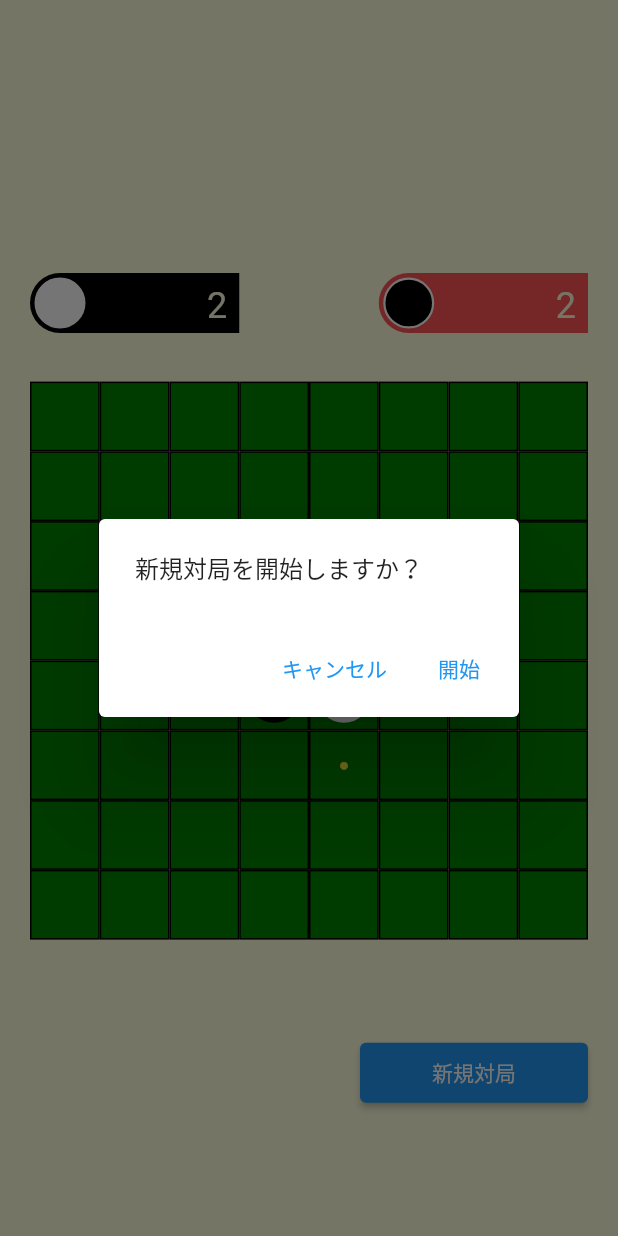
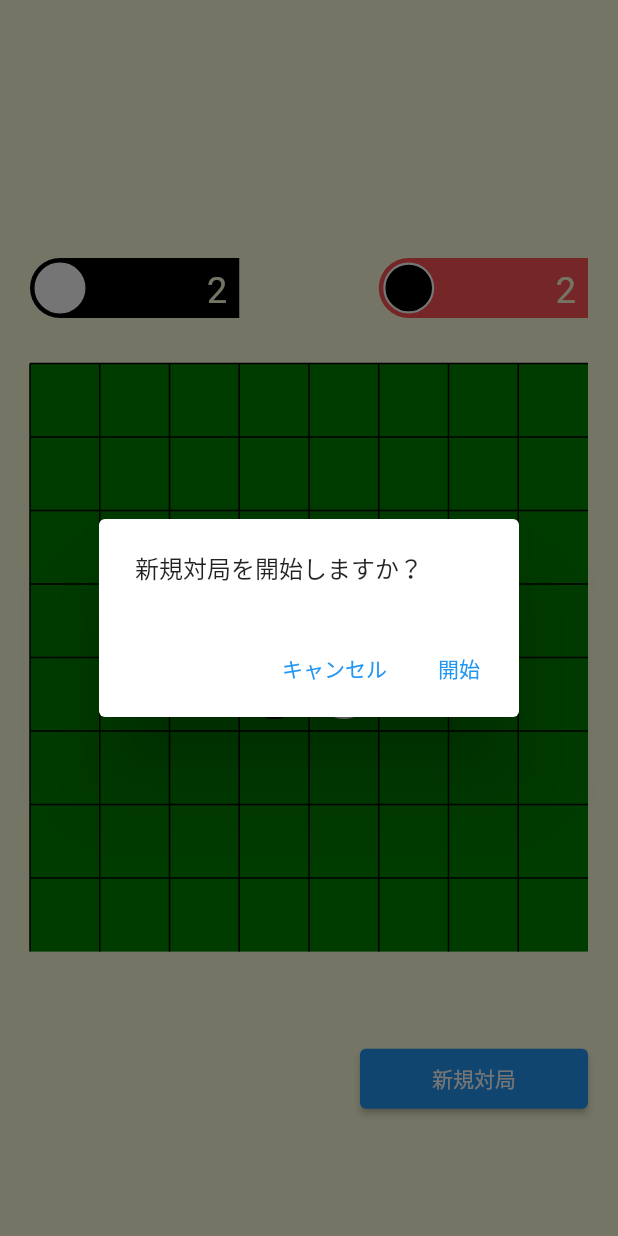
Before and after one commit to YukiMaitani/othello, a Flutter app: the screen it shows after launch, after a tap on "新規対局", on a phone screen of 412 x 824 dp. Run offline on Flutter 3.47's test engine with Material 2 defaults, Android fonts, the phone set to English and light mode, and no system bars; our stand-ins replace adaptive_dialog, freezed_annotation, hooks_riverpod.

Commit message:
Canvasを使って盤を描画

```diff
--- /dev/null
+++ b/lib/pages/game/board_painter.dart
@@ -0,0 +1,59 @@
+import 'package:flutter/cupertino.dart';
+import 'package:flutter/material.dart';
+
+import '../../foundation/enum.dart';
+import '../../model/disk.dart';
+
+class BoardPainter extends CustomPainter {
+  BoardPainter(this.disks);
+
+  final List<Disk> disks;
+
+  @override
+  void paint(Canvas canvas, Size size) {
+    final squareWidth = size.width / 8;
+    final squareHeight = size.height / 8;
+    final diskRadius = squareWidth - 30;
+    final pathPaint = Paint()
+      ..color = Colors.black
+      ..strokeWidth = 1
+      ..style = PaintingStyle.stroke;
+
+    for (var i = 0; i < 8; i++) {
+      final rowPath = Path()
+        ..moveTo(squareWidth * i, 0)
+        ..lineTo(squareWidth * i, squareHeight * 8);
+      final columnPath = Path()
+        ..moveTo(0, squareHeight * i)
+        ..lineTo(squareWidth * 8, squareHeight * i);
+      canvas.drawPath(rowPath, pathPaint);
+      canvas.drawPath(columnPath, pathPaint);
+    }
+
+    for (final disk in disks) {
+      switch (disk.diskType) {
+        case DiskType.black:
+          final centerOffset = Offset(
+              squareWidth * (disk.row + 1) - squareWidth / 2,
+              squareHeight * (disk.column + 1) - squareHeight / 2);
+          canvas.drawCircle(
+              centerOffset, diskRadius, Paint()..color = Colors.black);
+          break;
+        case DiskType.white:
+          final centerOffset = Offset(
+              squareWidth * (disk.row + 1) - squareWidth / 2,
+              squareHeight * (disk.column + 1) - squareHeight / 2);
+          canvas.drawCircle(
+              centerOffset, diskRadius, Paint()..color = Colors.white);
+          break;
+        case DiskType.none:
+          break;
+      }
+    }
+  }
+
+  @override
+  bool shouldRepaint(covariant CustomPainter oldDelegate) {
+    return true;
+  }
+}
--- a/lib/pages/game/game_page.dart
+++ b/lib/pages/game/game_page.dart
@@ -2,6 +2,7 @@ import 'package:adaptive_dialog/adaptive_dialog.dart';
 import 'package:flutter/material.dart';
 import 'package:hooks_riverpod/hooks_riverpod.dart';
 import 'package:othello/foundation/enum.dart';
+import 'package:othello/pages/game/board_painter.dart';
 import 'package:othello/pages/game/game_view_model.dart';
 
 import '../../model/disk.dart';
@@ -42,11 +43,16 @@ class GamePage extends HookConsumerWidget {
     return HookConsumer(builder: (context, ref, child) {
       final disksList =
           ref.watch(gameProvider.select((value) => value.disksFlatten));
-      return GridView.count(
-        shrinkWrap: true,
-        physics: const NeverScrollableScrollPhysics(),
-        crossAxisCount: 8,
-        children: disksList.map((disk) => _buildSquare(disk)).toList(),
+      final baseWidth = MediaQuery.of(context).size.width - 20;
+      return GestureDetector(
+        child: Container(
+          height: baseWidth,
+          width: baseWidth,
+          color: const Color(0xFF008000),
+          child: CustomPaint(
+            painter: BoardPainter(disksList),
+          ),
+        ),
       );
     });
   }
```
